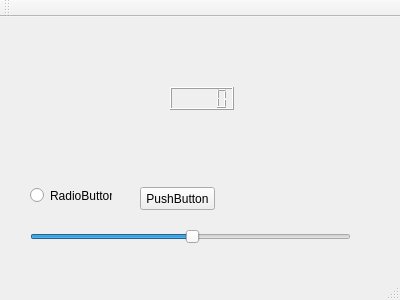
First picture: the form in UI/AutomatedBreweryUI/mainwindow.ui, repository Bobstin/AutomatedBrewery, before the edit.
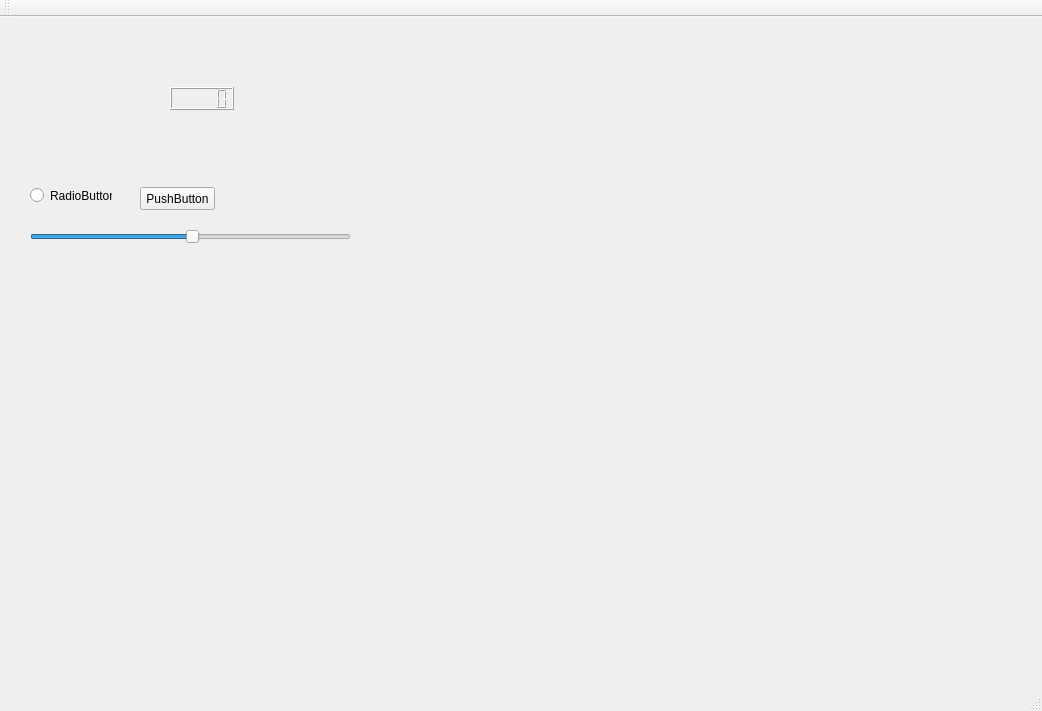
Second picture: the form after the edit.

```diff
--- a/UI/AutomatedBreweryUI/mainwindow.ui
+++ b/UI/AutomatedBreweryUI/mainwindow.ui
@@ -6,8 +6,8 @@
    <rect>
     <x>0</x>
     <y>0</y>
-    <width>400</width>
-    <height>300</height>
+    <width>1042</width>
+    <height>711</height>
    </rect>
   </property>
   <property name="windowTitle">
```
Left out of the diff: 2 changed lines with no effect on the pictures.
